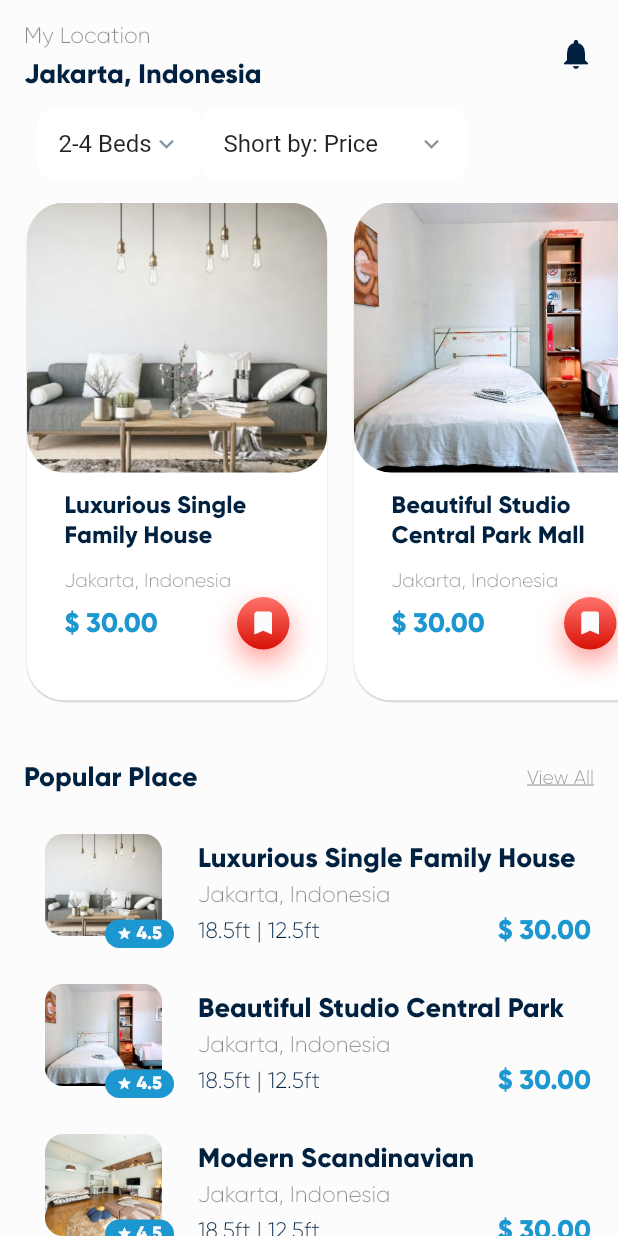
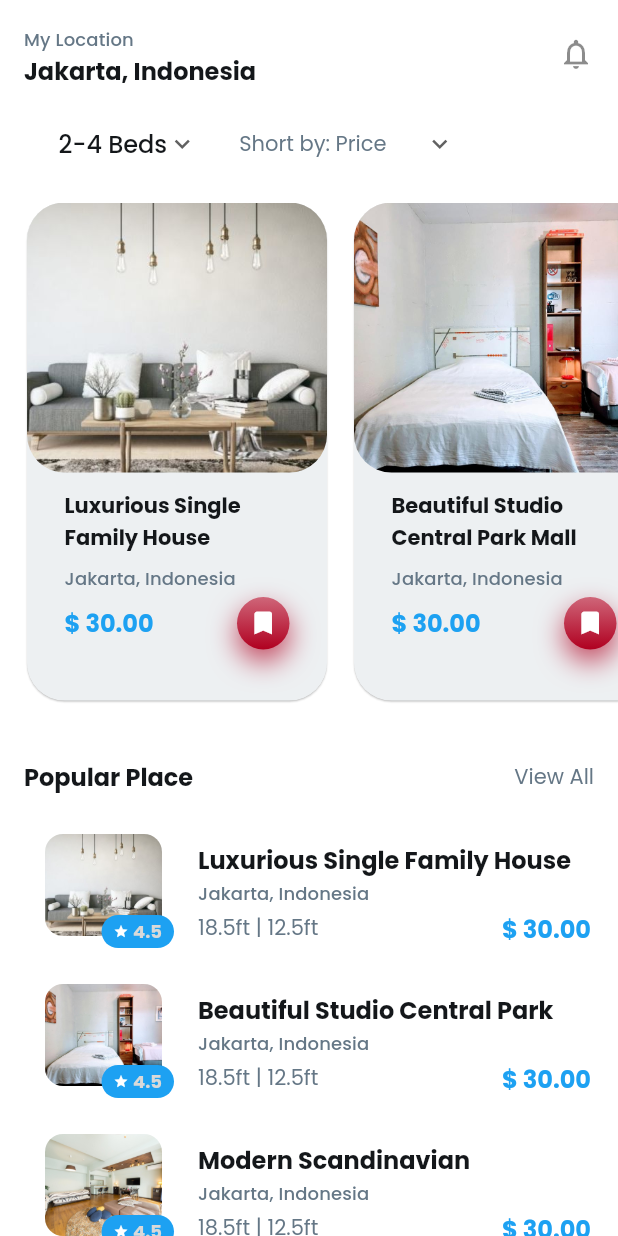
Before and after one commit to dickyrey/home_rent_services_mobile_app, a Flutter app: the screen it shows after launch, on a phone screen of 412 x 824 dp. Run offline on Flutter 3.47's test engine with Material 2 defaults, Android fonts, the phone set to English and light mode, and no system bars; our stand-ins replace google_fonts.

Commit message:
add dark theme

```diff
--- a/lib/constants.dart
+++ /dev/null
@@ -1,46 +0,0 @@
-import 'package:flutter/material.dart';
-
-const kBlack = Color(0xFF002140);
-const kRedAccent = Color(0xFFFF736b);
-const kRed = Color(0xFFD81106);
-const kBlue = Color(0xFF1D97D0);
-const kWhite = Color(0xFFFCFCFC);
-
-const kTitleStyle = TextStyle(
-  fontSize: 18.0,
-  fontFamily: "Gilroy",
-  fontWeight: FontWeight.bold,
-  color: kBlack,
-);
-
-const kSubtitleStyle = TextStyle(
-  fontSize: 15.0,
-  fontFamily: "Gilroy",
-  color: Colors.black45,
-);
-
-const kButtonStyle = TextStyle(
-  fontSize: 16.0,
-  fontFamily: "Gilroy",
-  color: kWhite,
-);
-
-const kDropdownStyle = TextStyle(
-  fontSize: 15.0,
-  fontFamily: "Gilroy",
-  color: kBlack,
-);
-
-const kRatingStyle = TextStyle(
-  fontSize: 12.0,
-  fontFamily: "Gilroy",
-  color: kWhite,
-  fontWeight: FontWeight.bold,
-);
-
-const kTrailingStyle = TextStyle(
-  fontSize: 13.0,
-  fontFamily: "Gilroy",
-  decoration: TextDecoration.underline,
-  color: Colors.black45,
-);
--- /dev/null
+++ b/lib/helpers/colors.dart
@@ -0,0 +1,29 @@
+import 'dart:ui';
+
+// Color Component
+var kPrimaryColor = Color(0xFFCBA76B);
+var kAccentLightColor = Color(0xFF323345);
+var kAccentDarkColor = Color(0xFFFFFFFF);
+var kYellowColor = Color(0xFFFFD700);
+var kGreenColor = Color(0xFF7CFC00);
+var kBlueColor = Color(0xFF1DA1F2);
+
+// Background
+var kBackgroundLightColor = Color(0xFFFFFFFF);
+var kBackgroundDarkColor = Color(0xFF000000);
+
+// Card
+var kCardLightColor = Color(0xFFEDF0F2);
+var kCardDarkColor = Color(0xFF1C1F23);
+
+// Error
+const kErrorLightColor = Color(0xFFB00020);
+const kErrorDarkColor = Color(0xFFCF6679);
+
+// Font Primary
+const kPrimaryLightColor = Color(0xFF14171A);
+const kPrimaryDarkColor = Color(0xFFD9D9D9);
+
+// Font Secondary
+const kSecondaryLightColor = Color(0xFF657786);
+const kSecondaryDarkColor = Color(0xFF6E767D);
--- /dev/null
+++ b/lib/helpers/theme.dart
@@ -0,0 +1,238 @@
+import 'package:flutter/material.dart';
+import 'package:google_fonts/google_fonts.dart';
+
+import 'colors.dart';
+
+ThemeData themeData(BuildContext context) {
+  return ThemeData(
+    appBarTheme: AppBarTheme(color: kBackgroundLightColor, elevation: 0),
+    primaryColor: kPrimaryColor,
+    buttonColor: kPrimaryColor,
+    primaryColorLight: kBackgroundDarkColor,
+    accentColor: kPrimaryDarkColor,
+    errorColor: kErrorLightColor,
+    hintColor: kSecondaryLightColor,
+    cardColor: kCardLightColor,
+    brightness: Brightness.light,
+    textSelectionTheme: TextSelectionThemeData(cursorColor: kPrimaryColor),
+    unselectedWidgetColor: kSecondaryLightColor,
+    scaffoldBackgroundColor: kBackgroundLightColor,
+    backgroundColor: kBackgroundLightColor,
+    iconTheme: IconThemeData(color: kBackgroundDarkColor),
+    primaryIconTheme: IconThemeData(color: kBackgroundDarkColor),
+    visualDensity: VisualDensity.adaptivePlatformDensity,
+    indicatorColor: kPrimaryColor,
+    buttonTheme: ButtonThemeData(
+      minWidth: 120.0,
+      height: 45.0,
+      buttonColor: kPrimaryColor,
+      shape: RoundedRectangleBorder(
+        borderRadius: BorderRadius.circular(25.0),
+      ),
+    ),
+    inputDecorationTheme: InputDecorationTheme(
+      contentPadding: EdgeInsets.symmetric(horizontal: 20.0),
+      hintStyle: GoogleFonts.poppins(
+        color: kSecondaryLightColor,
+        fontSize: 12.0,
+      ),
+      enabledBorder: OutlineInputBorder(
+        borderRadius: BorderRadius.circular(25.0),
+        borderSide: BorderSide(
+          color: kSecondaryLightColor,
+        ),
+      ),
+      focusedBorder: OutlineInputBorder(
+        borderRadius: BorderRadius.circular(25.0),
+        borderSide: BorderSide(
+          color: kPrimaryColor,
+        ),
+      ),
+      errorBorder: OutlineInputBorder(
+        borderRadius: BorderRadius.circular(25.0),
+        borderSide: BorderSide(
+          color: kErrorLightColor,
+        ),
+      ),
+      focusedErrorBorder: OutlineInputBorder(
+        borderRadius: BorderRadius.circular(25.0),
+        borderSide: BorderSide(
+          color: kErrorLightColor,
+        ),
+      ),
+      errorStyle: GoogleFonts.poppins(
+        color: kErrorDarkColor,
+        fontSize: 12.0,
+      ),
+    ),
+    textTheme: GoogleFonts.poppinsTextTheme().copyWith(
+      headline1: GoogleFonts.poppins(
+        color: kPrimaryLightColor,
+        fontSize: 20,
+        fontWeight: FontWeight.bold,
+      ),
+      headline2: GoogleFonts.poppins(
+        color: kPrimaryLightColor,
+        fontSize: 18,
+        fontWeight: FontWeight.bold,
+      ),
+      headline3: GoogleFonts.poppins(
+        color: kPrimaryLightColor,
+        fontSize: 16,
+        fontWeight: FontWeight.bold,
+      ),
+      headline4: GoogleFonts.poppins(
+        color: kPrimaryLightColor,
+        fontSize: 14,
+        fontWeight: FontWeight.bold,
+      ),
+      headline5: GoogleFonts.poppins(
+        color: kPrimaryLightColor,
+        fontSize: 12,
+        fontWeight: FontWeight.bold,
+      ),
+      bodyText1: GoogleFonts.poppins(
+        color: kPrimaryLightColor,
+        fontSize: 16.0,
+      ),
+      bodyText2: GoogleFonts.poppins(
+        color: kPrimaryLightColor,
+        fontSize: 14.0,
+      ),
+      subtitle1: GoogleFonts.poppins(
+        color: kSecondaryLightColor,
+        fontSize: 14.0,
+      ),
+      subtitle2: GoogleFonts.poppins(
+        color: kSecondaryLightColor,
+        fontSize: 12.0,
+      ),
+      button: GoogleFonts.roboto(
+        color: kPrimaryDarkColor,
+        fontSize: 15.0,
+        fontWeight: FontWeight.w500,
+      ),
+    ),
+  );
+}
+
+// Dark Theme
+ThemeData darkThemeData(BuildContext context) {
+  return ThemeData.dark().copyWith(
+    primaryColor: kPrimaryColor,
+    accentColor: kPrimaryLightColor,
+    buttonColor: kPrimaryColor,
+    primaryColorLight: kBackgroundLightColor,
+    hintColor: kSecondaryDarkColor,
+    cardColor: kCardDarkColor,
+    errorColor: kErrorDarkColor,
+    textSelectionTheme: TextSelectionThemeData(cursorColor: kPrimaryColor),
+    brightness: Brightness.dark,
+    indicatorColor: kPrimaryColor,
+    unselectedWidgetColor: kSecondaryDarkColor,
+    scaffoldBackgroundColor: kBackgroundDarkColor,
+    appBarTheme: AppBarTheme(color: kBackgroundDarkColor, elevation: 0.0),
+    backgroundColor: kBackgroundDarkColor,
+    iconTheme: IconThemeData(color: kPrimaryColor),
+    primaryIconTheme: IconThemeData(color: kPrimaryColor),
+    visualDensity: VisualDensity.adaptivePlatformDensity,
+    buttonTheme: ButtonThemeData(
+      minWidth: 120.0,
+      height: 45.0,
+      buttonColor: kPrimaryColor,
+      shape: RoundedRectangleBorder(
+        borderRadius: BorderRadius.circular(25.0),
+      ),
+    ),
+    inputDecorationTheme: InputDecorationTheme(
+      contentPadding: EdgeInsets.symmetric(horizontal: 20.0),
+      hintStyle: GoogleFonts.poppins(
+        color: kSecondaryDarkColor,
+        fontSize: 12.0,
+      ),
+      enabledBorder: OutlineInputBorder(
+        borderRadius: BorderRadius.circular(25.0),
+        borderSide: BorderSide(
+          color: kSecondaryDarkColor,
+        ),
+      ),
+      focusedBorder: OutlineInputBorder(
+        borderRadius: BorderRadius.circular(25.0),
+        borderSide: BorderSide(
+          color: kPrimaryColor,
+        ),
+      ),
+      errorBorder: OutlineInputBorder(
+        borderRadius: BorderRadius.circular(25.0),
+        borderSide: BorderSide(
+          color: kErrorDarkColor,
+        ),
+      ),
+      focusedErrorBorder: OutlineInputBorder(
+        borderRadius: BorderRadius.circular(25.0),
+        borderSide: BorderSide(
+          color: kErrorDarkColor,
+        ),
+      ),
+      errorMaxLines: 1,
+      helperStyle: GoogleFonts.poppins(
+        color: kSecondaryDarkColor,
+        fontSize: 10.0,
+      ),
+      errorStyle: GoogleFonts.poppins(
+        color: kErrorDarkColor,
+        fontSize: 10.0,
+      ),
+    ),
+    textTheme: GoogleFonts.poppinsTextTheme().copyWith(
+      headline1: GoogleFonts.poppins(
+        color: kPrimaryDarkColor,
+        fontSize: 20,
+        fontWeight: FontWeight.bold,
+      ),
+      headline2: GoogleFonts.poppins(
+        color: kPrimaryDarkColor,
+        fontSize: 18,
+        fontWeight: FontWeight.bold,
+      ),
+      headline3: GoogleFonts.poppins(
+        color: kPrimaryDarkColor,
+        fontSize: 16,
+        fontWeight: FontWeight.bold,
+      ),
+      headline4: GoogleFonts.poppins(
+        color: kPrimaryDarkColor,
+        fontSize: 14,
+        fontWeight: FontWeight.bold,
+      ),
+      headline5: GoogleFonts.poppins(
+        color: kPrimaryDarkColor,
+        fontSize: 12,
+        fontWeight: FontWeight.bold,
+      ),
+      bodyText1: GoogleFonts.poppins(
+        color: kPrimaryDarkColor,
+        fontSize: 16.0,
+      ),
+      bodyText2: GoogleFonts.poppins(
+        color: kPrimaryDarkColor,
+        fontSize: 14.0,
+      ),
+      subtitle1: GoogleFonts.poppins(
+        color: kSecondaryDarkColor,
+        fontSize: 14.0,
+      ),
+      subtitle2: GoogleFonts.poppins(
+        color: kSecondaryDarkColor,
+        fontSize: 12.0,
+      ),
+      button: GoogleFonts.roboto(
+        color: kPrimaryDarkColor,
+        fontSize: 15.0,
+        fontWeight: FontWeight.w500,
+      ),
+    ),
+  );
+}
+
+AppBarTheme appBarTheme = AppBarTheme(color: Colors.transparent, elevation: 0);
--- a/lib/main.dart
+++ b/lib/main.dart
@@ -1,5 +1,8 @@
 import 'package:flutter/material.dart';
+import 'package:home_rent_app/helpers/theme.dart';
+import 'package:home_rent_app/providers/theme_provider.dart';
 import 'package:home_rent_app/views/home.dart';
+import 'package:provider/provider.dart';
 
 void main() {
   runApp(MyApp());
@@ -9,13 +12,22 @@ class MyApp extends StatelessWidget {
   // This widget is the root of your application.
   @override
   Widget build(BuildContext context) {
-    return MaterialApp(
-      title: 'Home Rent',
-      debugShowCheckedModeBanner: false,
-      theme: ThemeData(
-        visualDensity: VisualDensity.adaptivePlatformDensity,
+    return MultiProvider(
+      providers: [
+        ChangeNotifierProvider(create: (context) => ThemeProvider()),
+      ],
+      child: Consumer<ThemeProvider>(
+        builder: (context,theme, snapshot) {
+          return MaterialApp(
+            title: 'Home Rent',
+            debugShowCheckedModeBanner: false,
+            theme: themeData(context),
+            darkTheme: darkThemeData(context),
+            themeMode: theme.isLightTheme ?  ThemeMode.dark:ThemeMode.light ,
+            home: Home(),
+          );
+        }
       ),
-      home: Home(),
     );
   }
 }
--- /dev/null
+++ b/lib/providers/theme_provider.dart
@@ -0,0 +1,11 @@
+import 'package:flutter/foundation.dart';
+
+class ThemeProvider with ChangeNotifier{
+  bool _isLightTheme = false;
+  bool get isLightTheme=>_isLightTheme;
+
+  void changeTheme(){
+    _isLightTheme = !_isLightTheme;
+    notifyListeners();
+  }
+}
--- a/lib/views/home.dart
+++ b/lib/views/home.dart
@@ -1,8 +1,9 @@
 import 'package:flutter/material.dart';
-import 'package:home_rent_app/constants.dart';
-import 'package:home_rent_app/models/room.dart';
-import 'package:home_rent_app/widgets/popular_place_card.dart';
-import 'package:home_rent_app/widgets/recomended_card.dart';
+import '../models/room.dart';
+import '../providers/theme_provider.dart';
+import '../widgets/popular_place_card.dart';
+import '../widgets/recomended_card.dart';
+import 'package:provider/provider.dart';
 
 class Home extends StatefulWidget {
   @override
@@ -15,8 +16,8 @@ class _HomeState extends State<Home> {
 
   @override
   Widget build(BuildContext context) {
+    final theme = Theme.of(context);
     return Scaffold(
-      backgroundColor: kWhite,
       appBar: PreferredSize(
         preferredSize: Size.fromHeight(120.0),
         child: SafeArea(
@@ -25,13 +26,18 @@ class _HomeState extends State<Home> {
               ListTile(
                 title: Text(
                   "My Location",
-                  style: kSubtitleStyle.copyWith(height: 2.0),
+                  style: theme.textTheme.subtitle2,
                 ),
                 subtitle: Text(
                   "Jakarta, Indonesia",
-                  style: kTitleStyle.copyWith(height: 1.5),
+                  style: theme.textTheme.headline3.copyWith(height: 1.5),
                 ),
-                trailing: Icon(Icons.notifications, color: kBlack),
+                trailing: InkWell(
+                    onTap: () {
+                      Provider.of<ThemeProvider>(context, listen: false)
+                          .changeTheme();
+                    },
+                    child: Icon(Icons.notifications_outlined)),
               ),
               Row(
                 children: <Widget>[
@@ -39,7 +45,6 @@ class _HomeState extends State<Home> {
                   Container(
                     padding: EdgeInsets.symmetric(horizontal: 14.0),
                     decoration: BoxDecoration(
-                      color: Colors.white,
                       borderRadius: BorderRadius.circular(12.0),
                     ),
                     child: DropdownButton(
@@ -47,7 +52,6 @@ class _HomeState extends State<Home> {
                       icon: Icon(
                         Icons.keyboard_arrow_down,
                         size: 20.0,
-                        color: kBlack.withOpacity(.5),
                       ),
                       underline: Container(),
                       onChanged: (String beds) {
@@ -59,7 +63,7 @@ class _HomeState extends State<Home> {
                           .map(
                             (e) => DropdownMenuItem(
                               value: e,
-                              child: Text(e),
+                              child: Text(e, style: theme.textTheme.bodyText1),
                             ),
                           )
                           .toList(),
@@ -69,7 +73,6 @@ class _HomeState extends State<Home> {
                   Container(
                     padding: EdgeInsets.symmetric(horizontal: 14.0),
                     decoration: BoxDecoration(
-                      color: Colors.white,
                       borderRadius: BorderRadius.circular(12.0),
                     ),
                     child: DropdownButton(
@@ -77,7 +80,6 @@ class _HomeState extends State<Home> {
                       icon: Icon(
                         Icons.keyboard_arrow_down,
                         size: 20.0,
-                        color: kBlack.withOpacity(.5),
                       ),
                       underline: Container(),
                       onChanged: (String beds) {
@@ -127,8 +129,8 @@ class _HomeState extends State<Home> {
               ),
               SizedBox(height: 15.0),
               ListTile(
-                title: Text("Popular Place", style: kTitleStyle),
-                trailing: Text("View All", style: kTrailingStyle),
+                title: Text("Popular Place", style: theme.textTheme.headline3),
+                trailing: Text("View All", style: theme.textTheme.subtitle1),
               ),
               ListView.builder(
                 itemCount: roomList.length,
--- a/lib/widgets/popular_place_card.dart
+++ b/lib/widgets/popular_place_card.dart
@@ -1,6 +1,7 @@
 import 'package:flutter/material.dart';
-import 'package:home_rent_app/models/room.dart';
-import 'package:home_rent_app/constants.dart';
+import '../helpers/colors.dart';
+import '../models/room.dart';
+
 
 class PopularPlaceCard extends StatelessWidget {
   final Room room;
@@ -8,6 +9,7 @@ class PopularPlaceCard extends StatelessWidget {
 
   @override
   Widget build(BuildContext context) {
+    final theme = Theme.of(context);
     return Container(
       height: 90.0,
       margin: EdgeInsets.symmetric(horizontal: 18.0, vertical: 5.0),
@@ -43,7 +45,8 @@ class PopularPlaceCard extends StatelessWidget {
                     shape: RoundedRectangleBorder(
                       borderRadius: BorderRadius.circular(12.0),
                     ),
-                    color: kBlue,
+                    color: kBlueColor,
+
                     child: Padding(
                       padding: EdgeInsets.symmetric(
                         horizontal: 8.0,
@@ -54,10 +57,12 @@ class PopularPlaceCard extends StatelessWidget {
                           Icon(
                             Icons.star,
                             size: 10.0,
-                            color: kWhite,
+                            color: kBackgroundLightColor,
                           ),
                           SizedBox(width: 3.0),
-                          Text(room.rating, style: kRatingStyle)
+                          Text(room.rating,
+                              style: theme.textTheme.headline5
+                                  .copyWith(color: kPrimaryDarkColor))
                         ],
                       ),
                     ),
@@ -73,22 +78,17 @@ class PopularPlaceCard extends StatelessWidget {
                 crossAxisAlignment: CrossAxisAlignment.start,
                 mainAxisAlignment: MainAxisAlignment.spaceBetween,
                 children: <Widget>[
-                  Text(room.name, style: kTitleStyle, maxLines: 1),
-                  Text(room.place, style: kSubtitleStyle),
+                  Text(room.name,
+                      style: theme.textTheme.headline3, maxLines: 1),
+                  Text(room.place, style: theme.textTheme.subtitle2),
                   Row(
                     children: <Widget>[
-                      Text(
-                        "${room.width}ft | ${room.height}ft",
-                        maxLines: 1,
-                        style: kSubtitleStyle.copyWith(
-                          color: kBlack.withOpacity(1.0),
-                          fontWeight: FontWeight.w500,
-                        ),
-                      ),
+                      Text("${room.width}ft | ${room.height}ft",
+                          maxLines: 1, style: theme.textTheme.subtitle1),
                       Spacer(),
                       Text(
                         "\$ ${room.price}.00",
-                        style: kTitleStyle.copyWith(color: kBlue),
+                        style: theme.textTheme.headline3.copyWith(color: kBlueColor),
                       )
                     ],
                   ),
--- a/lib/widgets/recomended_card.dart
+++ b/lib/widgets/recomended_card.dart
@@ -1,12 +1,13 @@
 import 'package:flutter/material.dart';
-import 'package:home_rent_app/constants.dart';
-import 'package:home_rent_app/models/room.dart';
+import '../helpers/colors.dart';
+import '../models/room.dart';
 
 class RecommendedCard extends StatelessWidget {
   final Room room;
   RecommendedCard({this.room});
   @override
   Widget build(BuildContext context) {
+    final theme = Theme.of(context);
     return Card(
       margin: EdgeInsets.only(left: 18.0, bottom: 8.0),
       elevation: 0.5,
@@ -34,20 +35,21 @@ class RecommendedCard extends StatelessWidget {
                 Text(
                   room.name,
                   maxLines: 2,
-                  style: kTitleStyle.copyWith(fontSize: 16.0),
+                  style: theme.textTheme.headline4,
                 ),
-                SizedBox(height: 12.0),
+                SizedBox(height: 8.0),
                 Text(
                   room.place,
                   maxLines: 2,
-                  style: kSubtitleStyle.copyWith(fontSize: 13.0),
+                  style: theme.textTheme.subtitle2,
                 ),
                 Spacer(),
                 Row(
                   children: <Widget>[
                     Text(
                       "\$ ${room.price}.00",
-                      style: kTitleStyle.copyWith(color: kBlue),
+                      style:
+                          theme.textTheme.headline3.copyWith(color: kBlueColor),
                     ),
                     Spacer(),
                     Container(
@@ -57,15 +59,15 @@ class RecommendedCard extends StatelessWidget {
                         shape: BoxShape.circle,
                         gradient: LinearGradient(
                           colors: [
-                            kRedAccent,
-                            kRed,
+                            kErrorDarkColor,
+                            kErrorLightColor,
                           ],
                           begin: Alignment.topCenter,
                           end: Alignment.bottomCenter,
                         ),
                         boxShadow: [
                           BoxShadow(
-                            color: kRedAccent.withOpacity(.7),
+                            color: theme.errorColor.withOpacity(.7),
                             blurRadius: 15.0,
                             spreadRadius: 0.2,
                             offset: Offset(0, 8),
@@ -74,7 +76,7 @@ class RecommendedCard extends StatelessWidget {
                       ),
                       child: Icon(
                         Icons.bookmark,
-                        color: kWhite,
+                        color: kBackgroundLightColor,
                         size: 20.0,
                       ),
                     ),
```
Also changed, not shown: pubspec.yaml (+2 -47 lines), pubspec.lock, 1 other file.
